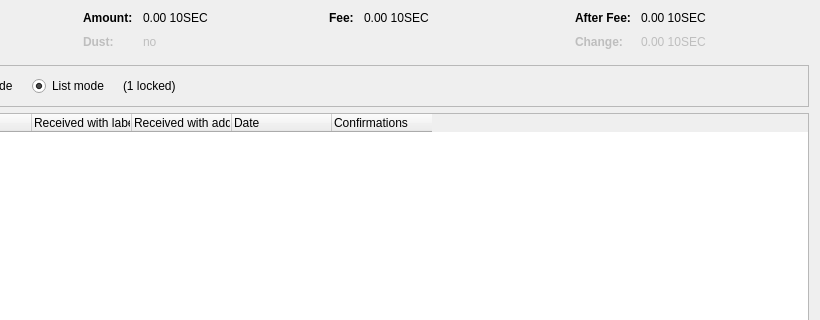
Old version of the form src/qt/forms/coincontroldialog.ui in the repository 10sec-project/10seconds; both pictures show x 180 to 1000 and y 0 to 320 of the 1000 by 500 pixel window.
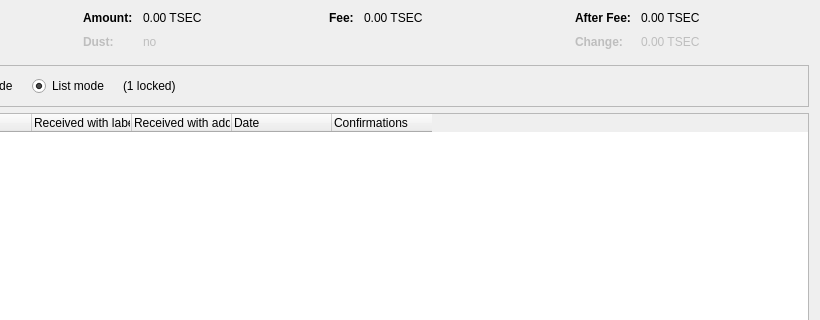
New version of the form. Custom widgets are drawn as their Qt base class.

What changed in the file:
```diff
--- a/src/qt/forms/coincontroldialog.ui
+++ b/src/qt/forms/coincontroldialog.ui
@@ -132,7 +132,7 @@
           <enum>Qt::ActionsContextMenu</enum>
          </property>
          <property name="text">
-          <string notr="true">0.00 10SEC</string>
+          <string notr="true">0.00 TSEC</string>
          </property>
          <property name="textInteractionFlags">
           <set>Qt::LinksAccessibleByMouse|Qt::TextSelectableByKeyboard|Qt::TextSelectableByMouse</set>
@@ -212,7 +212,7 @@
           <enum>Qt::ActionsContextMenu</enum>
          </property>
          <property name="text">
-          <string notr="true">0.00 10SEC</string>
+          <string notr="true">0.00 TSEC</string>
          </property>
          <property name="textInteractionFlags">
           <set>Qt::LinksAccessibleByMouse|Qt::TextSelectableByKeyboard|Qt::TextSelectableByMouse</set>
@@ -257,7 +257,7 @@
           <enum>Qt::ActionsContextMenu</enum>
          </property>
          <property name="text">
-          <string notr="true">0.00 10SEC</string>
+          <string notr="true">0.00 TSEC</string>
          </property>
          <property name="textInteractionFlags">
           <set>Qt::LinksAccessibleByMouse|Qt::TextSelectableByKeyboard|Qt::TextSelectableByMouse</set>
@@ -292,7 +292,7 @@
           <enum>Qt::ActionsContextMenu</enum>
          </property>
          <property name="text">
-          <string notr="true">0.00 10SEC</string>
+          <string notr="true">0.00 TSEC</string>
          </property>
          <property name="textInteractionFlags">
           <set>Qt::LinksAccessibleByMouse|Qt::TextSelectableByKeyboard|Qt::TextSelectableByMouse</set>
```
